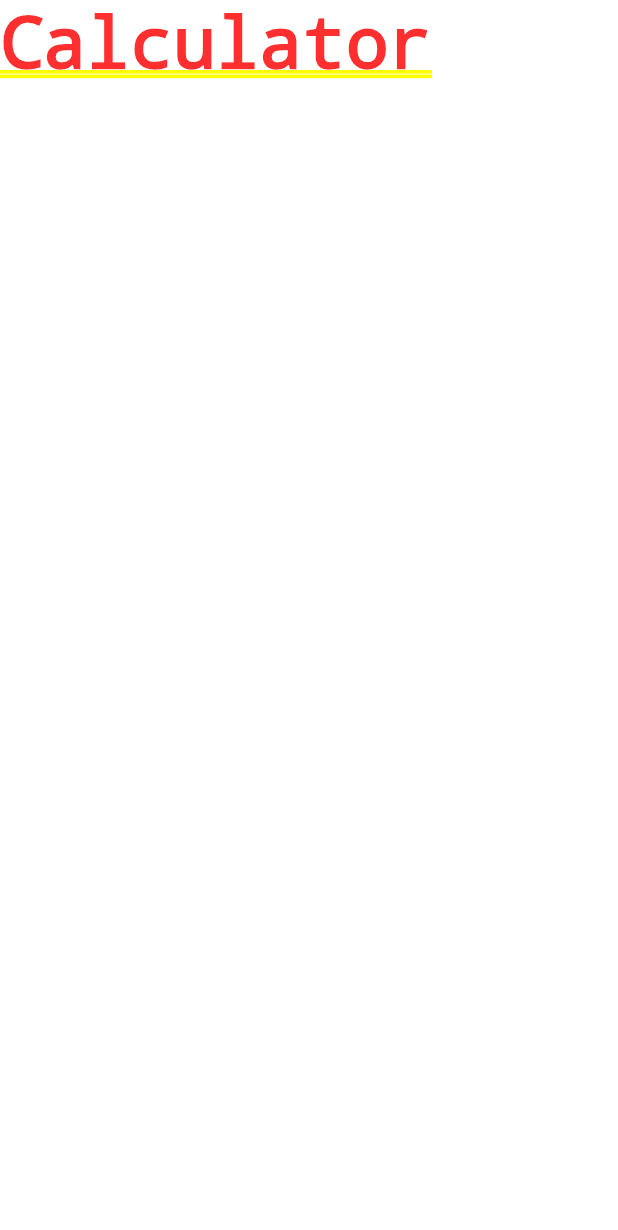
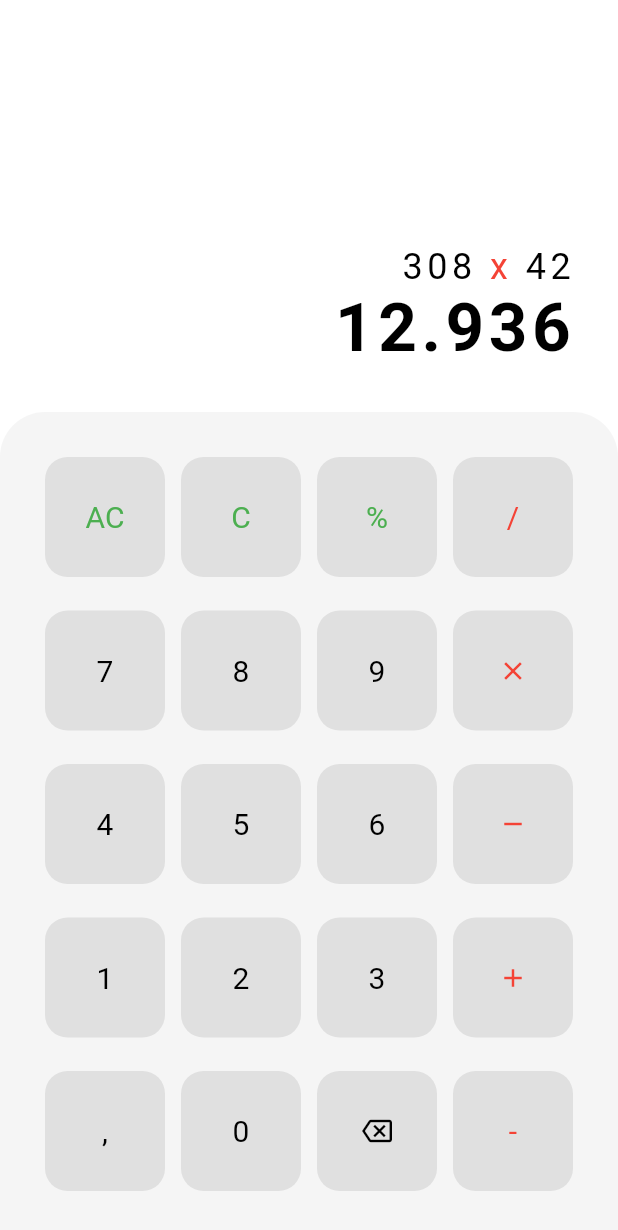
Before and after one commit to wesleyschneider/flutter-calculator, a Flutter app: the screen it shows after launch, on a phone screen of 412 x 824 dp. Shown: the top 1230 px of the screen. Run offline on Flutter 3.47's test engine with Material 2 defaults, Android fonts, the phone set to English and light mode, and no system bars.

Commit message:
✨ - Screens and styling

```diff
--- a/lib/pages/Home.dart
+++ b/lib/pages/Home.dart
@@ -1,8 +1,23 @@
+import 'package:calculator/widgets/Display.dart';
+import 'package:calculator/widgets/Keyboard.dart';
 import 'package:flutter/material.dart';
 
 class Home extends StatelessWidget {
+  final Color backgroundColor = Colors.white;
+
   @override
   Widget build(BuildContext context) {
-    return Text('Calculator');
+    return Expanded(
+      flex: 1,
+      child: Container(
+        color: backgroundColor,
+        child: Column(
+          children: <Widget>[
+            Display(),
+            Keyboard(),
+          ],
+        ),
+      ),
+    );
   }
 }
--- /dev/null
+++ b/lib/widgets/ButtonKeyboard.dart
@@ -0,0 +1,49 @@
+import 'package:flutter/material.dart';
+
+class ButtonKeyboard extends StatelessWidget {
+  final BorderRadius _borderRadius = BorderRadius.all(
+    Radius.circular(15),
+  );
+  final TextStyle _textStyle = TextStyle(fontSize: 20);
+  final String text;
+  final IconData iconName;
+  final Color color;
+  final Function onPressed;
+
+  ButtonKeyboard({
+    this.text,
+    this.iconName,
+    this.color,
+    this.onPressed,
+  });
+
+  @override
+  Widget build(BuildContext context) {
+    return Material(
+      borderRadius: _borderRadius,
+      color: Colors.grey[300],
+      child: InkWell(
+        borderRadius: _borderRadius,
+        onTap: onPressed,
+        child: Container(
+          padding: EdgeInsets.all(25),
+          width: 80,
+          height: 80,
+          child: Center(
+            child: iconName != null
+                ? Icon(
+                    iconName,
+                    size: 20,
+                    color: color ?? Colors.black,
+                  )
+                : Text(
+                    text,
+                    style: TextStyle(color: color ?? Colors.black)
+                        .merge(_textStyle),
+                  ),
+          ),
+        ),
+      ),
+    );
+  }
+}
--- /dev/null
+++ b/lib/widgets/Display.dart
@@ -0,0 +1,33 @@
+import 'package:calculator/widgets/TextExpression.dart';
+import 'package:flutter/material.dart';
+
+class Display extends StatelessWidget {
+  final EdgeInsets _padding = EdgeInsets.all(30);
+  final TextStyle _principalTextStyle = TextStyle(
+      fontWeight: FontWeight.bold, color: Colors.black, letterSpacing: 3);
+
+  @override
+  Widget build(BuildContext context) {
+    return Expanded(
+      flex: 1,
+      child: Container(
+        width: MediaQuery.of(context).size.width,
+        padding: _padding,
+        child: Column(
+          mainAxisAlignment: MainAxisAlignment.end,
+          crossAxisAlignment: CrossAxisAlignment.end,
+          children: <Widget>[
+            TextExpression(),
+            Text(
+              '12.936',
+              style: Theme.of(context)
+                  .textTheme
+                  .headline3
+                  .merge(_principalTextStyle),
+            )
+          ],
+        ),
+      ),
+    );
+  }
+}
--- /dev/null
+++ b/lib/widgets/Keyboard.dart
@@ -0,0 +1,123 @@
+import 'package:flutter/material.dart';
+import 'package:calculator/widgets/ButtonKeyboard.dart';
+
+class Keyboard extends StatelessWidget {
+  final BoxDecoration _decoration = BoxDecoration(
+    color: Colors.grey[100],
+    borderRadius: BorderRadius.only(
+      topLeft: Radius.circular(30),
+      topRight: Radius.circular(30),
+    ),
+  );
+  final EdgeInsets _padding = EdgeInsets.all(30);
+  final MainAxisAlignment _mainAxisAlignment = MainAxisAlignment.spaceBetween;
+
+  @override
+  Widget build(BuildContext context) {
+    return Expanded(
+      flex: 2,
+      child: Container(
+        decoration: _decoration,
+        padding: _padding,
+        child: Column(
+          mainAxisAlignment: MainAxisAlignment.spaceBetween,
+          children: <Widget>[
+            Row(
+              mainAxisAlignment: _mainAxisAlignment,
+              children: <Widget>[
+                ButtonKeyboard(
+                  text: 'AC',
+                  color: Colors.green,
+                ),
+                ButtonKeyboard(
+                  text: 'C',
+                  color: Colors.green,
+                ),
+                ButtonKeyboard(
+                  text: '%',
+                  color: Colors.green,
+                ),
+                ButtonKeyboard(
+                  text: '/',
+                  color: Colors.red,
+                ),
+              ],
+            ),
+            Row(
+              mainAxisAlignment: _mainAxisAlignment,
+              children: <Widget>[
+                ButtonKeyboard(
+                  text: '7',
+                ),
+                ButtonKeyboard(
+                  text: '8',
+                ),
+                ButtonKeyboard(
+                  text: '9',
+                ),
+                ButtonKeyboard(
+                  iconName: Icons.close,
+                  color: Colors.red,
+                ),
+              ],
+            ),
+            Row(
+              mainAxisAlignment: _mainAxisAlignment,
+              children: <Widget>[
+                ButtonKeyboard(
+                  text: '4',
+                ),
+                ButtonKeyboard(
+                  text: '5',
+                ),
+                ButtonKeyboard(
+                  text: '6',
+                ),
+                ButtonKeyboard(
+                  iconName: Icons.remove,
+                  color: Colors.red,
+                ),
+              ],
+            ),
+            Row(
+              mainAxisAlignment: _mainAxisAlignment,
+              children: <Widget>[
+                ButtonKeyboard(
+                  text: '1',
+                ),
+                ButtonKeyboard(
+                  text: '2',
+                ),
+                ButtonKeyboard(
+                  text: '3',
+                ),
+                ButtonKeyboard(
+                  iconName: Icons.add,
+                  color: Colors.red,
+                ),
+              ],
+            ),
+            Row(
+              mainAxisAlignment: _mainAxisAlignment,
+              children: <Widget>[
+                ButtonKeyboard(
+                  text: ',',
+                ),
+                ButtonKeyboard(
+                  text: '0',
+                ),
+                ButtonKeyboard(
+                  iconName: Icons.backspace_outlined,
+                ),
+                ButtonKeyboard(
+                  text: '-',
+                  color: Colors.red,
+                ),
+              ],
+            )
+          ],
+        ),
+      ),
+    );
+  }
+}
--- /dev/null
+++ b/lib/widgets/TextExpression.dart
@@ -0,0 +1,31 @@
+import 'package:flutter/material.dart';
+
+class TextExpression extends StatelessWidget {
+  final TextStyle _secundaryTextStyle = TextStyle(
+      fontWeight: FontWeight.w400, color: Colors.black, letterSpacing: 3);
+  final TextStyle _operatorTextStyle = TextStyle(color: Colors.red);
+  final String text;
+
+  TextExpression({this.text});
+
+  @override
+  Widget build(BuildContext context) {
+    final TextStyle _textStyle =
+        Theme.of(context).textTheme.headline5.merge(_secundaryTextStyle);
+
+    return RichText(
+      text: TextSpan(
+        text: '',
+        style: _textStyle,
+        children: <TextSpan>[
+          TextSpan(text: '308 '),
+          TextSpan(
+            text: 'x',
+            style: _textStyle.merge(_operatorTextStyle),
+          ),
+          TextSpan(text: ' 42'),
+        ],
+      ),
+    );
+  }
+}
```
